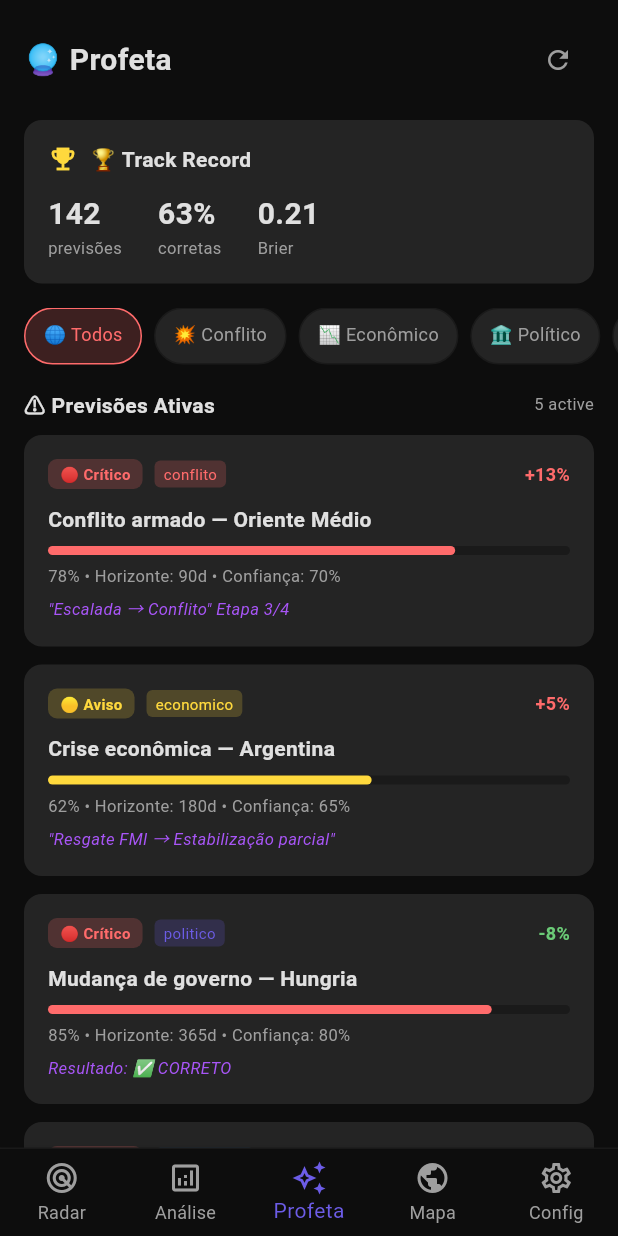
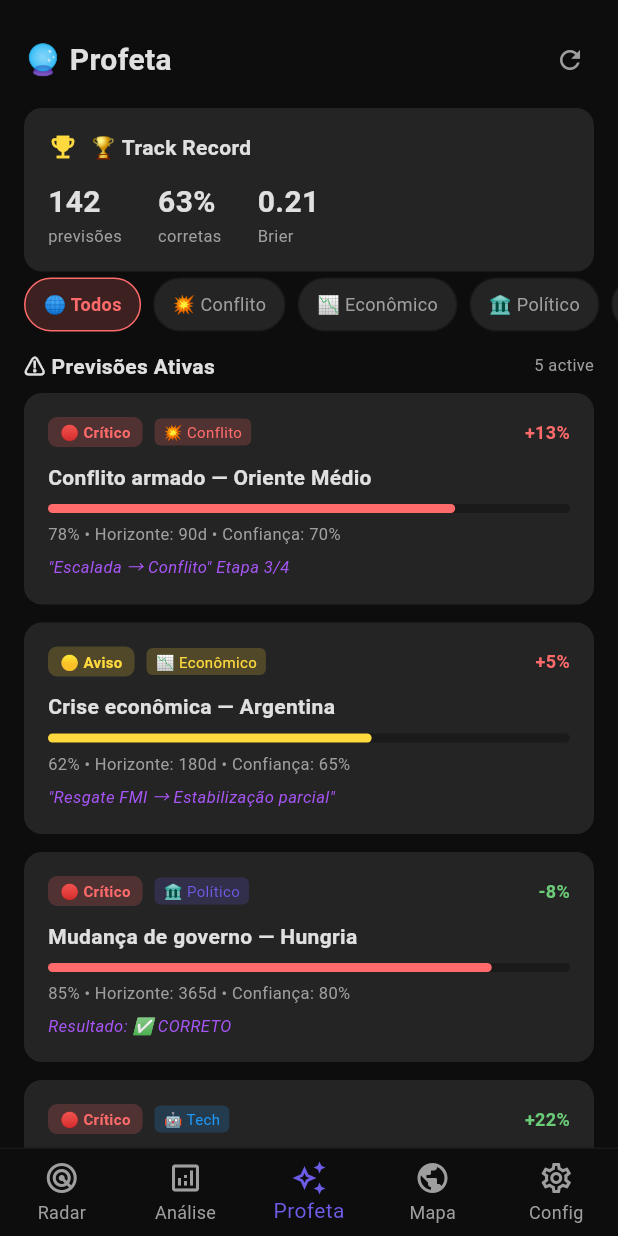
Before and after one commit to raphaelpicole/prophet, a Flutter app: the screen it shows after launch, item 3 of the bottom bar chosen, on a phone screen of 412 x 824 dp. Run offline on Flutter 3.47's test engine with Material 3 defaults, Android fonts, the phone set to English and light mode, and no system bars; our stand-ins replace fl_chart, flutter_map, latlong2; network calls fail.

Commit message:
fix(prophet): rewrite with FutureBuilder, fix probability parsing, robust error handling

```diff
--- a/app/lib/presentation/screens/prophet_screen.dart
+++ b/app/lib/presentation/screens/prophet_screen.dart
@@ -11,33 +11,21 @@ class ProphetScreen extends StatefulWidget {
 
 class _ProphetScreenState extends State<ProphetScreen> {
   final ApiService _api = ApiService();
-  List<dynamic> _predictions = [];
-  bool _loading = true;
   String _selectedCycle = 'Todos';
-
   final List<String> _cycles = ['Todos', 'conflito', 'economico', 'politico', 'social', 'tecnologico', 'ambiental', 'cultural'];
 
-  @override
-  void initState() {
-    super.initState();
-    _loadPredictions();
+  Future<List<dynamic>> _loadPredictions() async {
+    try {
+      final cycle = _selectedCycle == 'Todos' ? null : _selectedCycle;
+      final predictions = await _api.getPredictions(cycle: cycle);
+      return predictions;
+    } catch (e) {
+      return _mockPredictions();
+    }
   }
 
-  Future<void> _loadPredictions() async {
-    setState(() => _loading = true);
-    try {
-      final cycle = _selectedCycle == 'Todos' ? null : _selectedCycle;
-      final predictions = await _api.getPredictions(cycle: cycle).catchError((_) => <dynamic>[]);
-      if (mounted) setState(() {
-        _predictions = predictions.isEmpty ? _mockPredictions() : predictions;
-        _loading = false;
-      });
-    } catch (e) {
-      if (mounted) setState(() {
-        _predictions = _mockPredictions();
-        _loading = false;
-      });
-    }
+  void _setCycle(String cycle) {
+    setState(() => _selectedCycle = cycle);
   }
 
   List<dynamic> _mockPredictions() {
@@ -55,39 +43,53 @@ class _ProphetScreenState extends State<ProphetScreen> {
     return Scaffold(
       backgroundColor: AppTheme.bg,
       body: SafeArea(
-        child: _loading
-            ? const Center(child: CircularProgressIndicator(color: AppTheme.primary))
-            : _predictions.isEmpty
-                ? Center(child: Column(mainAxisSize: MainAxisSize.min, children: [
-                    const Icon(Icons.warning_amber, color: AppTheme.textoSec, size: 48),
-                    const SizedBox(height: 12),
-                    const Text('Sem dados disponíveis', style: TextStyle(color: AppTheme.textoSec, fontSize: 14)),
-                    const SizedBox(height: 12),
-                    ElevatedButton(onPressed: _loadPredictions, style: ElevatedButton.styleFrom(backgroundColor: AppTheme.primary),
-                      child: const Text('Tentar novamente', style: TextStyle(fontSize: 13))),
-                  ]))
-                : RefreshIndicator(
-                    onRefresh: _loadPredictions,
-                    color: AppTheme.primary,
-                    child: CustomScrollView(
-                      slivers: [
-                        SliverToBoxAdapter(child: Padding(
-                          padding: const EdgeInsets.all(16),
-                          child: Row(children: [
-                            const Text('🔮 Profeta', style: TextStyle(color: AppTheme.texto, fontSize: 20, fontWeight: FontWeight.bold)),
+        child: Column(
+          children: [
+            _buildHeader(),
+            _buildTrackRecord(),
+            _buildCycleFilter(),
+            Expanded(child: _buildPredictionsList()),
+          ],
+        ),
+      ),
+    );
+  }
+
+  Widget _buildHeader() {
+    return Padding(
+      padding: const EdgeInsets.fromLTRB(16, 16, 8, 8),
+      child: Row(
+        children: [
+          const Text('🔮 Profeta', style: TextStyle(
+            color: AppTheme.texto, fontSize: 20, fontWeight: FontWeight.bold,
+          )),
           const Spacer(),
-                            IconButton(icon: const Icon(Icons.refresh, color: AppTheme.textoSec, size: 20), onPressed: _loadPredictions),
-                          ]),
-                        )),
-                        SliverToBoxAdapter(child: Container(
+          IconButton(
+            icon: const Icon(Icons.refresh, color: AppTheme.textoSec, size: 20),
+            onPressed: () => setState(() {}),
+          ),
+        ],
+      ),
+    );
+  }
+
+  Widget _buildTrackRecord() {
+    return Container(
       margin: const EdgeInsets.symmetric(horizontal: 16),
       padding: const EdgeInsets.all(16),
-                          decoration: BoxDecoration(color: AppTheme.card, borderRadius: BorderRadius.circular(12)),
-                          child: Column(crossAxisAlignment: CrossAxisAlignment.start, children: [
+      decoration: BoxDecoration(
+        color: AppTheme.card,
+        borderRadius: BorderRadius.circular(12),
+      ),
+      child: Column(
+        crossAxisAlignment: CrossAxisAlignment.start,
+        children: [
           const Row(children: [
             Icon(Icons.emoji_events, color: AppTheme.warning, size: 20),
             SizedBox(width: 8),
-                              Text('🏆 Track Record', style: TextStyle(color: AppTheme.texto, fontSize: 14, fontWeight: FontWeight.w600)),
+            Text('🏆 Track Record', style: TextStyle(
+              color: AppTheme.texto, fontSize: 14, fontWeight: FontWeight.w600,
+            )),
           ]),
           const SizedBox(height: 12),
           Row(children: [
@@ -97,34 +99,74 @@ class _ProphetScreenState extends State<ProphetScreen> {
             const SizedBox(width: 24),
             _stat('0.21', 'Brier'),
           ]),
-                          ]),
-                        )),
-                        const SliverToBoxAdapter(child: SizedBox(height: 16)),
-                        SliverToBoxAdapter(child: SizedBox(
-                          height: 38,
-                          child: ListView(scrollDirection: Axis.horizontal, padding: const EdgeInsets.symmetric(horizontal: 16),
-                            children: _cycles.map((c) => _cycleChip(c)).toList()),
-                        )),
-                        const SliverToBoxAdapter(child: SizedBox(height: 16)),
-                        SliverToBoxAdapter(child: Padding(
-                          padding: const EdgeInsets.symmetric(horizontal: 16),
-                          child: Row(children: [
-                            const Text('⚠️ Previsões Ativas', style: TextStyle(color: AppTheme.texto, fontSize: 14, fontWeight: FontWeight.w600)),
-                            const Spacer(),
-                            Text('${_predictions.length} active', style: const TextStyle(color: AppTheme.textoSec, fontSize: 11)),
-                          ]),
-                        )),
-                        const SliverToBoxAdapter(child: SizedBox(height: 10)),
-                        SliverPadding(
-                          padding: const EdgeInsets.symmetric(horizontal: 16),
-                          sliver: SliverList(delegate: SliverChildBuilderDelegate(
-                            (context, i) => _predictionCard(_predictions[i]), childCount: _predictions.length)),
-                        ),
-                        const SliverToBoxAdapter(child: SizedBox(height: 100)),
         ],
       ),
+    );
+  }
+
+  Widget _buildCycleFilter() {
+    return SizedBox(
+      height: 44,
+      child: ListView(
+        scrollDirection: Axis.horizontal,
+        padding: const EdgeInsets.symmetric(horizontal: 16, vertical: 4),
+        children: _cycles.map((c) => _cycleChip(c)).toList(),
       ),
+    );
+  }
+
+  Widget _buildPredictionsList() {
+    return FutureBuilder<List<dynamic>>(
+      future: _loadPredictions(),
+      builder: (context, snapshot) {
+        if (snapshot.connectionState == ConnectionState.waiting) {
+          return const Center(
+            child: CircularProgressIndicator(color: AppTheme.primary, strokeWidth: 2),
+          );
+        }
+
+        final predictions = snapshot.data ?? _mockPredictions();
+
+        if (predictions.isEmpty) {
+          return Center(child: Column(
+            mainAxisSize: MainAxisSize.min,
+            children: [
+              const Icon(Icons.psychology_outlined, color: AppTheme.textoSec, size: 48),
+              const SizedBox(height: 12),
+              const Text('Nenhuma previsão disponível', style: TextStyle(
+                color: AppTheme.textoSec, fontSize: 14,
+              )),
+              const SizedBox(height: 12),
+              TextButton(
+                onPressed: () => setState(() {}),
+                child: const Text('Tentar novamente'),
               ),
+            ],
+          ));
+        }
+
+        return ListView.builder(
+          padding: const EdgeInsets.fromLTRB(16, 8, 16, 100),
+          itemCount: predictions.length + 1,
+          itemBuilder: (context, i) {
+            if (i == 0) {
+              return Padding(
+                padding: const EdgeInsets.only(bottom: 8),
+                child: Row(children: [
+                  const Text('⚠️ Previsões Ativas', style: TextStyle(
+                    color: AppTheme.texto, fontSize: 14, fontWeight: FontWeight.w600,
+                  )),
+                  const Spacer(),
+                  Text('${predictions.length} active', style: const TextStyle(
+                    color: AppTheme.textoSec, fontSize: 11,
+                  )),
+                ]),
+              );
+            }
+            return _predictionCard(predictions[i - 1]);
+          },
+        );
+      },
     );
   }
 
@@ -134,7 +176,7 @@ class _ProphetScreenState extends State<ProphetScreen> {
     return Padding(
       padding: const EdgeInsets.only(right: 8),
       child: GestureDetector(
-        onTap: () { setState(() => _selectedCycle = cycle); _loadPredictions(); },
+        onTap: () { _setCycle(cycle); },
         child: Container(
           padding: const EdgeInsets.symmetric(horizontal: 12, vertical: 8),
           decoration: BoxDecoration(
@@ -142,81 +184,139 @@ class _ProphetScreenState extends State<ProphetScreen> {
             borderRadius: BorderRadius.circular(20),
             border: Border.all(color: active ? color : AppTheme.surface),
           ),
-          child: Text(cycle == 'Todos' ? '🌐 Todos' : _cycleLabel(cycle),
-            style: TextStyle(color: active ? color : AppTheme.textoSec, fontSize: 12)),
+          child: Text(
+            cycle == 'Todos' ? '🌐 Todos' : _cycleLabel(cycle),
+            style: TextStyle(
+              color: active ? color : AppTheme.textoSec,
+              fontSize: 12,
+              fontWeight: active ? FontWeight.w600 : FontWeight.normal,
+            ),
+          ),
         ),
       ),
     );
   }
 
   String _cycleLabel(String cycle) {
-    switch (cycle) {
-      case 'conflito': return '💥 Conflito';
-      case 'economico': return '📉 Econômico';
-      case 'politico': return '🏛️ Político';
-      case 'social': return '👥 Social';
-      case 'tecnologico': return '🤖 Tech';
-      case 'ambiental': return '🌿 Ambiental';
-      case 'cultural': return '🎭 Cultural';
-      default: return cycle;
-    }
+    const labels = {
+      'conflito': '💥 Conflito',
+      'economico': '📉 Econômico',
+      'politico': '🏛️ Político',
+      'social': '👥 Social',
+      'tecnologico': '🤖 Tech',
+      'ambiental': '🌿 Ambiental',
+      'cultural': '🎭 Cultural',
+    };
+    return labels[cycle] ?? cycle;
   }
 
-  Widget _stat(String v, String l) => Column(crossAxisAlignment: CrossAxisAlignment.start, children: [
-    Text(v, style: const TextStyle(color: AppTheme.texto, fontSize: 20, fontWeight: FontWeight.bold)),
+  Widget _stat(String v, String l) => Column(
+    crossAxisAlignment: CrossAxisAlignment.start,
+    children: [
+      Text(v, style: const TextStyle(
+        color: AppTheme.texto, fontSize: 20, fontWeight: FontWeight.bold,
+      )),
       Text(l, style: const TextStyle(color: AppTheme.textoSec, fontSize: 11)),
-  ]);
+    ],
+  );
 
   Widget _predictionCard(dynamic p) {
-    final prob = p['probability'] as int;
-    final barColor = prob >= 70 ? AppTheme.alerta : prob >= 50 ? AppTheme.warning : AppTheme.sucesso;
+    final prob = (p['probability'] is num
+        ? (p['probability'] as num).toDouble()
+        : (double.tryParse(p['probability'].toString()) ?? 0.5) * 100).toInt();
+    final barColor = prob >= 70
+        ? AppTheme.alerta
+        : prob >= 50
+            ? AppTheme.warning
+            : AppTheme.sucesso;
     final positive = p['positive'] as bool? ?? false;
+
     return Container(
       margin: const EdgeInsets.only(bottom: 12),
       padding: const EdgeInsets.all(16),
-      decoration: BoxDecoration(color: AppTheme.card, borderRadius: BorderRadius.circular(12)),
-      child: Column(crossAxisAlignment: CrossAxisAlignment.start, children: [
+      decoration: BoxDecoration(
+        color: AppTheme.card,
+        borderRadius: BorderRadius.circular(12),
+      ),
+      child: Column(
+        crossAxisAlignment: CrossAxisAlignment.start,
+        children: [
           Row(children: [
             Container(
               padding: const EdgeInsets.symmetric(horizontal: 8, vertical: 3),
-            decoration: BoxDecoration(color: barColor.withValues(alpha: 0.2), borderRadius: BorderRadius.circular(6)),
-            child: Text(prob >= 70 ? '🔴 Crítico' : '🟡 Aviso', style: TextStyle(color: barColor, fontSize: 10, fontWeight: FontWeight.w600)),
+              decoration: BoxDecoration(
+                color: barColor.withValues(alpha: 0.2),
+                borderRadius: BorderRadius.circular(6),
+              ),
+              child: Text(
+                prob >= 70 ? '🔴 Crítico' : '🟡 Aviso',
+                style: TextStyle(color: barColor, fontSize: 10, fontWeight: FontWeight.w600),
+              ),
             ),
             const SizedBox(width: 8),
             Container(
               padding: const EdgeInsets.symmetric(horizontal: 6, vertical: 2),
-            decoration: BoxDecoration(color: _cycleColor(p['cycle']).withValues(alpha: 0.2), borderRadius: BorderRadius.circular(4)),
-            child: Text(p['cycle'] ?? '', style: TextStyle(color: _cycleColor(p['cycle']), fontSize: 10)),
+              decoration: BoxDecoration(
+                color: _cycleColor(p['cycle'] ?? '').withValues(alpha: 0.2),
+                borderRadius: BorderRadius.circular(4),
+              ),
+              child: Text(
+                _cycleLabel(p['cycle'] ?? ''),
+                style: TextStyle(color: _cycleColor(p['cycle'] ?? ''), fontSize: 10),
+              ),
             ),
             const Spacer(),
-          Text(p['delta'] ?? '', style: TextStyle(color: positive ? AppTheme.sucesso : AppTheme.alerta, fontSize: 12, fontWeight: FontWeight.w600)),
+            Text(
+              p['delta'] ?? '',
+              style: TextStyle(
+                color: positive ? AppTheme.sucesso : AppTheme.alerta,
+                fontSize: 12, fontWeight: FontWeight.w600,
+              ),
+            ),
           ]),
           const SizedBox(height: 10),
-        Text(p['title'] ?? '', style: const TextStyle(color: AppTheme.texto, fontSize: 14, fontWeight: FontWeight.w600)),
+          Text(
+            p['title'] ?? '',
+            style: const TextStyle(color: AppTheme.texto, fontSize: 14, fontWeight: FontWeight.w600),
+          ),
           const SizedBox(height: 8),
           Stack(children: [
-          Container(height: 6, decoration: BoxDecoration(color: AppTheme.surface, borderRadius: BorderRadius.circular(3))),
-          FractionallySizedBox(widthFactor: prob / 100, child: Container(height: 6, decoration: BoxDecoration(color: barColor, borderRadius: BorderRadius.circular(3)))),
+            Container(height: 6, decoration: BoxDecoration(
+              color: AppTheme.surface, borderRadius: BorderRadius.circular(3),
+            )),
+            FractionallySizedBox(
+              widthFactor: prob / 100,
+              child: Container(height: 6, decoration: BoxDecoration(
+                color: barColor, borderRadius: BorderRadius.circular(3),
+              )),
+            ),
           ]),
           const SizedBox(height: 6),
-        Text('${prob}% • Horizonte: ${p['horizonDays']}d • Confiança: ${p['confidence']}%', style: const TextStyle(color: AppTheme.textoSec, fontSize: 11)),
-        if (p['pattern'] != null) ...[
+          Text(
+            '${prob}% • Horizonte: ${p['horizonDays'] ?? '?'}d • Confiança: ${p['confidence'] ?? '?'}%',
+            style: const TextStyle(color: AppTheme.textoSec, fontSize: 11),
+          ),
+          if (p['pattern'] != null && (p['pattern'] as String).isNotEmpty) ...[
             const SizedBox(height: 6),
-          Text(p['pattern'], style: const TextStyle(color: AppTheme.prophet, fontSize: 11, fontStyle: FontStyle.italic)),
+            Text(p['pattern'], style: const TextStyle(
+              color: AppTheme.prophet, fontSize: 11, fontStyle: FontStyle.italic,
+            )),
           ],
-      ]),
+        ],
+      ),
     );
   }
 
   Color _cycleColor(String cycle) {
-    switch (cycle) {
-      case 'conflito': return AppTheme.alerta;
-      case 'economico': return AppTheme.warning;
-      case 'politico': return AppTheme.primary;
-      case 'social': return AppTheme.sucesso;
-      case 'tecnologico': return Colors.blue;
-      case 'ambiental': return Colors.green;
-      default: return AppTheme.textoSec;
+    const colors = {
+      'conflito': AppTheme.alerta,
+      'economico': AppTheme.warning,
+      'politico': AppTheme.primary,
+      'social': AppTheme.sucesso,
+      'tecnologico': Colors.blue,
+      'ambiental': Colors.green,
+      'cultural': Colors.orange,
+    };
+    return colors[cycle] ?? AppTheme.textoSec;
   }
 }
-}
```
Lines whose indentation alone changed are shown as unchanged.
